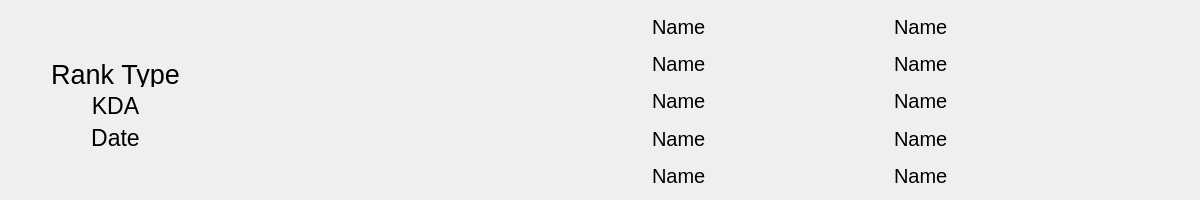
Old version of the form lolgame.ui in the repository Wardrium/LoLStats.
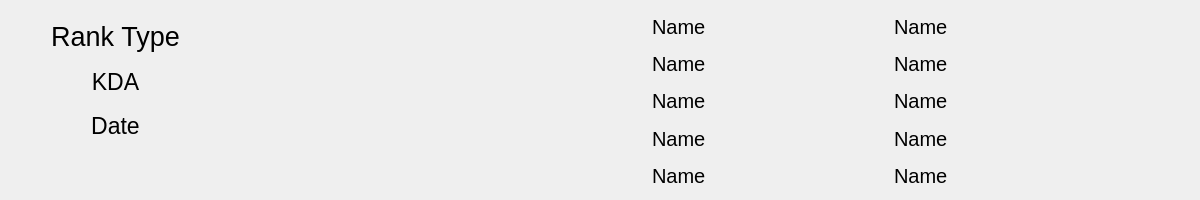
New version of the form. Icons and pictures are not drawn.

Diff of the .ui file:
```diff
--- a/lolgame.ui
+++ b/lolgame.ui
@@ -25,7 +25,7 @@
   <property name="maximumSize">
    <size>
     <width>1200</width>
-    <height>200</height>
+    <height>500</height>
    </size>
   </property>
   <property name="windowTitle">
@@ -65,7 +65,7 @@
        <enum>QLayout::SetMaximumSize</enum>
       </property>
       <property name="topMargin">
-       <number>50</number>
+       <number>0</number>
       </property>
       <property name="bottomMargin">
        <number>50</number>
```
Left out of the diff: 38 changed lines with no effect on the pictures.
